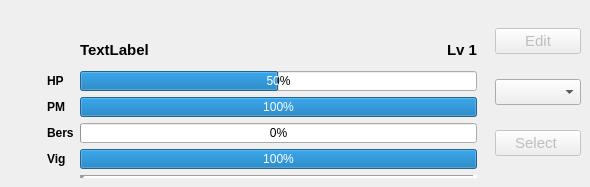
Old version of the form app/view/forms/heropanel.ui in the repository r0nd0ud0u/qt-rpg.
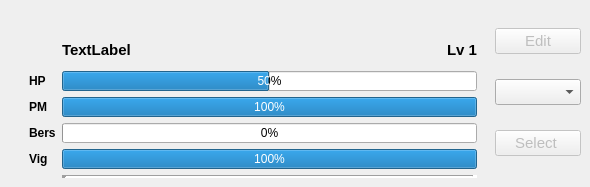
New version of the form. Custom widgets are drawn as their Qt base class.

Commit message: remove warnings msg after start of app(issues with layout on widgets) + others msgs removed

```diff
--- a/app/view/forms/heropanel.ui
+++ b/app/view/forms/heropanel.ui
@@ -126,7 +126,6 @@
           <verstretch>0</verstretch>
          </sizepolicy>
         </property>
-        <layout class="QVBoxLayout" name="verticalLayout_6"/>
        </widget>
       </item>
       <item>
```
Left out of the diff: 19 changed lines with no effect on the pictures. The commit also changes 15 other files.
